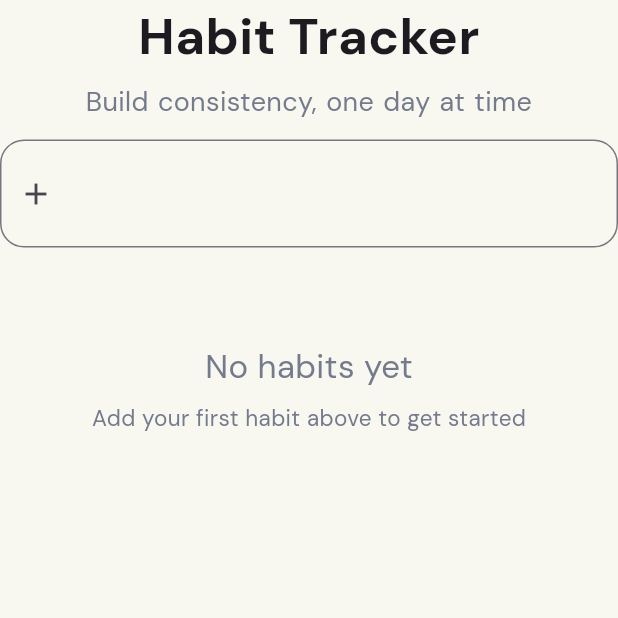
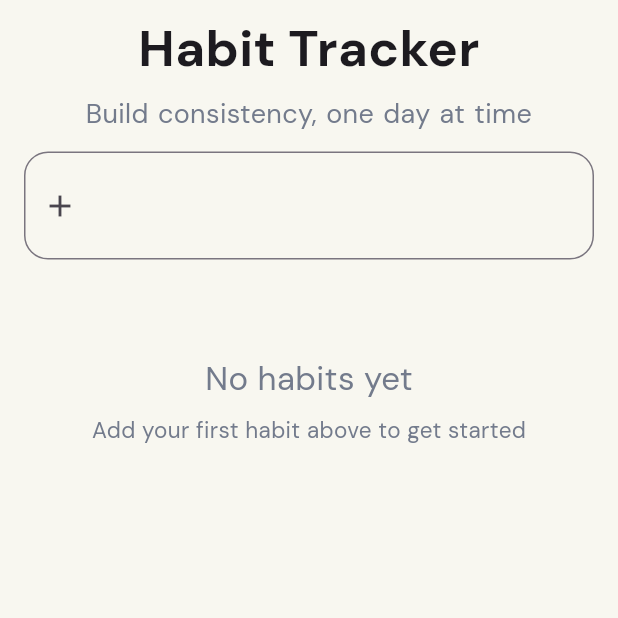
Before and after one commit to AliAtakishiyev/habit-tracker-app, a Flutter app: the screen it shows after launch, on a phone screen of 412 x 824 dp, the top half of it. Run offline on Flutter 3.47's test engine with Material 3 defaults, Android fonts, the phone set to English and light mode, and no system bars; our stand-ins replace google_fonts, hive; accounts and stored records are empty.

Commit message:
refactor: HomePage UI padding

```diff
--- a/lib/features/UI/pages/home_screen.dart
+++ b/lib/features/UI/pages/home_screen.dart
@@ -32,6 +32,9 @@ class _HomeScreenState extends State<HomeScreen> {
     return Scaffold(
       backgroundColor: Color(0xffF8F7F0),
       body: SafeArea(
+        child: Padding(
+
+          padding: const EdgeInsets.symmetric(vertical: 8.0, horizontal: 16),
           child: Center(
             child: Column(
               children: [
@@ -89,6 +92,7 @@ class _HomeScreenState extends State<HomeScreen> {
             ),
           ),
         ),
+      ),
     );
   }
 }
```
Lines whose indentation alone changed are shown as unchanged.
